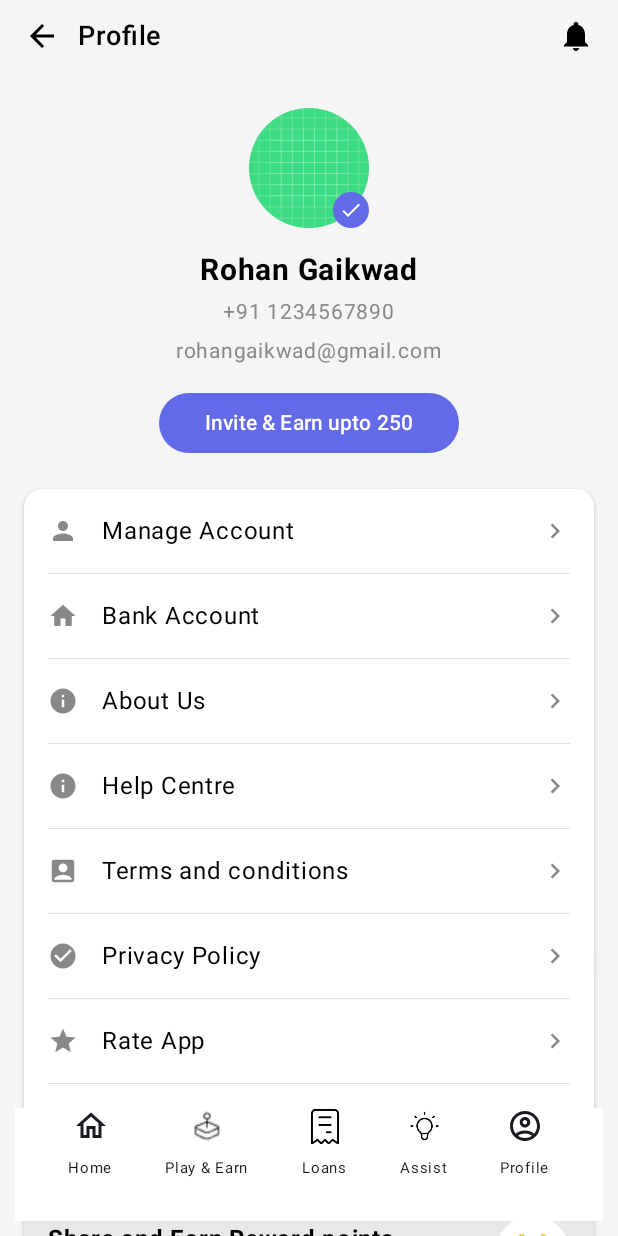
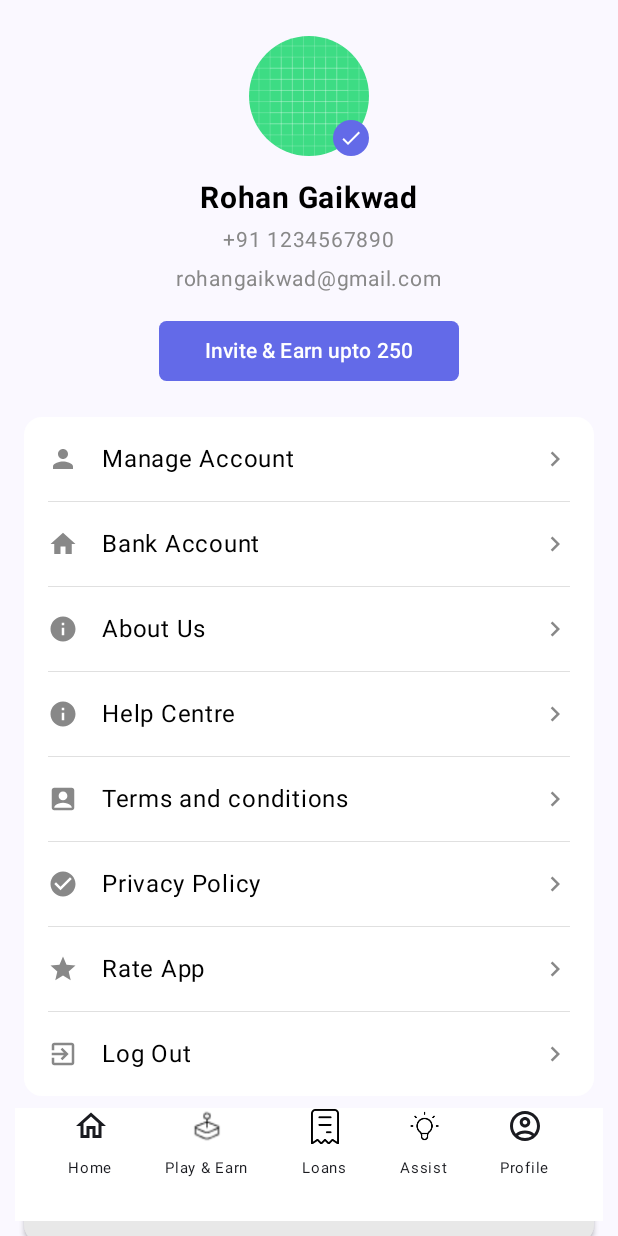
Before and after one commit to DevDewangan16/Vasudev_Kutumbhakam, an Android app built with Jetpack Compose: the ProfileScreen screen opened through its navigation route, on a phone screen of 412 x 824 dp. Run offline under Robolectric (Android 15) with nearby library versions, the phone set to English and light mode, and no system bars.

Commit message:
Fixes the Profile Screen.

```diff
--- a/app/src/main/java/com/example/vasudevkutumbhakam/ui/ProfileScreen.kt
+++ b/app/src/main/java/com/example/vasudevkutumbhakam/ui/ProfileScreen.kt
@@ -35,42 +35,7 @@ fun ProfileScreen() {
     LazyColumn(
         modifier = Modifier
             .fillMaxSize()
-            .background(Color(0xFFF5F5F5))
     ) {
-        // Header with back button and notification
-        item {
-            Row(
-                modifier = Modifier
-                    .fillMaxWidth()
-                    .padding(horizontal = 16.dp, vertical = 12.dp),
-                horizontalArrangement = Arrangement.SpaceBetween,
-                verticalAlignment = Alignment.CenterVertically
-            ) {
-                Row(
-                    verticalAlignment = Alignment.CenterVertically
-                ) {
-                    Icon(
-                        imageVector = Icons.Default.ArrowBack,
-                        contentDescription = "Back",
-                        tint = Color.Black,
-                        modifier = Modifier.clickable { /* Handle back navigation */ }
-                    )
-                    Spacer(modifier = Modifier.width(12.dp))
-                    Text(
-                        text = "Profile",
-                        fontSize = 18.sp,
-                        fontWeight = FontWeight.Medium,
-                        color = Color.Black
-                    )
-                }
-                Icon(
-                    imageVector = Icons.Default.Notifications,
-                    contentDescription = "Notifications",
-                    tint = Color.Black,
-                    modifier = Modifier.clickable { /* Handle notifications */ }
-                )
-            }
-        }
 
         // Profile Section
         item {
@@ -147,7 +112,7 @@ fun ProfileScreen() {
                     colors = ButtonDefaults.buttonColors(
                         containerColor = Color(0xff636AE8)
                     ),
-                    shape = RoundedCornerShape(20.dp)
+                    shape = RoundedCornerShape(5.dp)
                 ) {
                     Text(
                         text = "Invite & Earn upto 250",
@@ -165,8 +130,6 @@ fun ProfileScreen() {
                     .fillMaxWidth()
                     .padding(horizontal = 16.dp),
                 colors = CardDefaults.cardColors(containerColor = Color.White),
-                elevation = CardDefaults.cardElevation(defaultElevation = 2.dp),
-                shape = RoundedCornerShape(12.dp)
             ) {
                 Column {
                     val menuItems = listOf(
```
